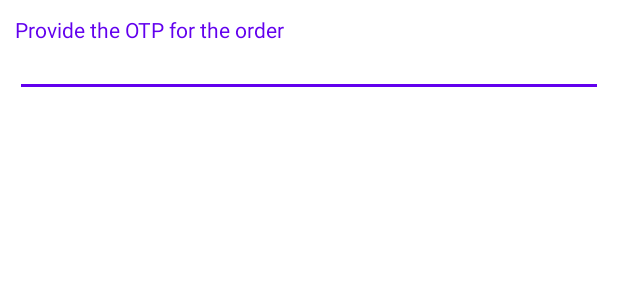
After one commit to j0ker70/HackTheVerse_TeamTetragon, an Android app: the layout alert_dialog_workers_delivery_otp.xml on its own in the app's theme, with its tools: preview values and no code run, on a phone screen of 412 x 824 dp. The commit adds this screen. Shown: the top 300 px of the screen. Run offline under Robolectric (Android 15) with nearby library versions, the phone set to English and light mode, and no system bars.

Commit message:
Order_List_for_Workers_Activity

```diff
--- a/SecureDelivery/app/src/main/java/com/example/securedelivery/WorkerHomeActivity.java
+++ b/SecureDelivery/app/src/main/java/com/example/securedelivery/WorkerHomeActivity.java
@@ -37,6 +37,7 @@ public class WorkerHomeActivity extends AppCompatActivity {
             public void onItemClick(AdapterView<?> adapterView, View view, int i, long l) {
                 if(i==0){
                     Toast.makeText(WorkerHomeActivity.this,"0",Toast.LENGTH_SHORT).show();
+                    startActivity(new Intent(WorkerHomeActivity.this,Order_List_for_Workers_Activity.class));
                 }
                 else if(i==1){
                     AlertDialog.Builder builder = new AlertDialog.Builder(WorkerHomeActivity.this);
--- /dev/null
+++ b/SecureDelivery/app/src/main/res/layout/alert_dialog_workers_delivery_otp.xml
@@ -0,0 +1,29 @@
+<?xml version="1.0" encoding="utf-8"?>
+<LinearLayout xmlns:android="http://schemas.android.com/apk/res/android"
+    android:orientation="vertical" android:layout_width="match_parent"
+    android:layout_height="match_parent"
+    android:padding="10dp"
+    >
+
+    <TextView
+        android:layout_width="wrap_content"
+        android:layout_height="wrap_content"
+        android:id="@+id/provideOTPID"
+        android:text="Provide the OTP for the order"
+        android:textColor="@color/design_default_color_primary"
+
+
+        />
+
+    <EditText
+        android:id="@+id/give_OTP_Edittext"
+        android:layout_width="match_parent"
+        android:layout_height="wrap_content"
+        android:backgroundTint="@color/design_default_color_primary"
+        android:inputType="number"
+        android:padding="5dp"
+
+
+        />
+
+</LinearLayout>
```
Also changed, not shown: SecureDelivery/app/src/main/java/com/example/securedelivery/Order_List_for_Workers_Activity.java (added, +129 -0 lines), SecureDelivery/app/src/main/res/layout/activity_order__list_for__workers_.xml (added, +23 -0 lines).
